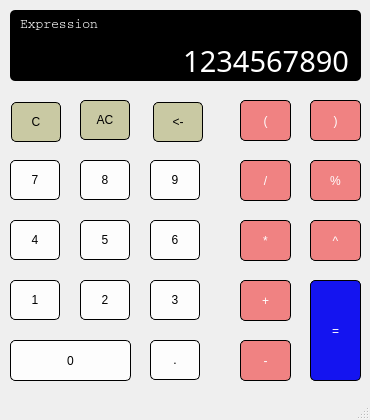
bitsourcerer/Calqlator, file Calculator/mainwindow.ui: the form before one commit.
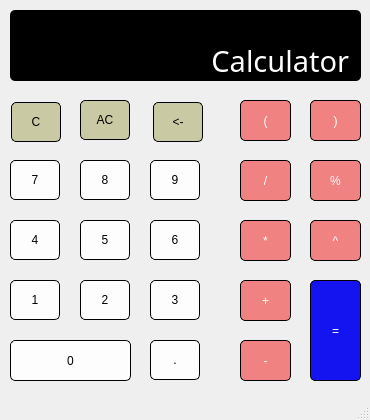
The form after the commit. Icons and pictures are not drawn.

What changed in the file:
```diff
--- a/Calculator/mainwindow.ui
+++ b/Calculator/mainwindow.ui
@@ -69,7 +69,7 @@
 background-color: transparent;</string>
      </property>
      <property name="text">
-      <string>1234567890</string>
+      <string>Calculator</string>
      </property>
      <property name="alignment">
       <set>Qt::AlignRight|Qt::AlignTrailing|Qt::AlignVCenter</set>
@@ -95,7 +95,7 @@
 background-color: transparent;</string>
      </property>
      <property name="text">
-      <string>Expression</string>
+      <string/>
      </property>
     </widget>
    </widget>
```
